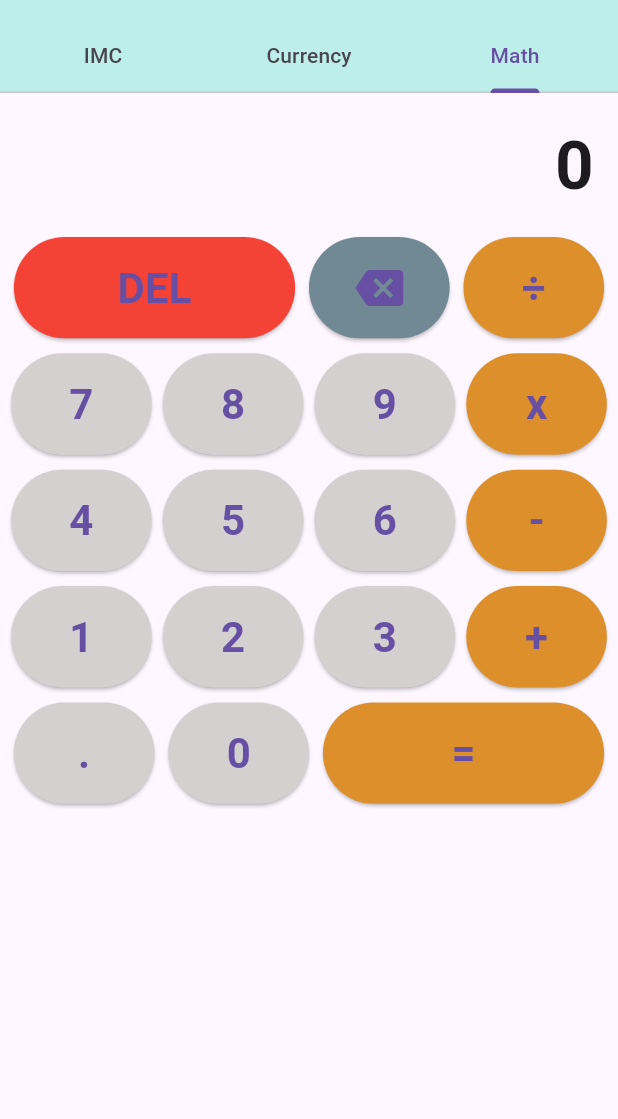
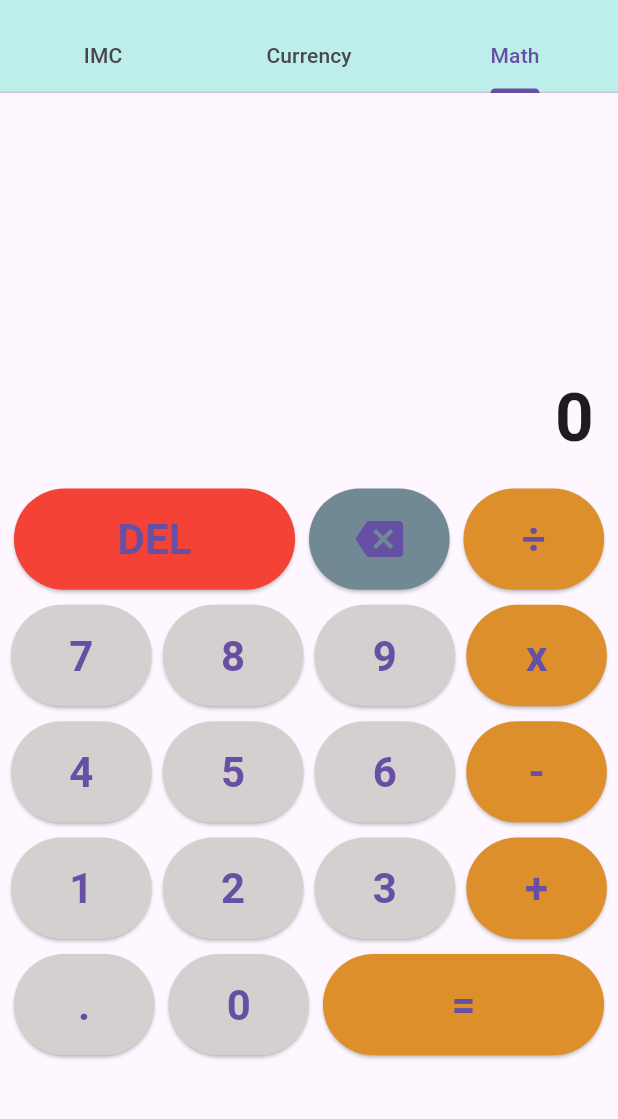
Before and after one commit to jvianna07/multi_task_app, a Flutter app: the screen it shows after launch, tab 3 chosen, on a phone screen of 412 x 824 dp, the part 63-1182 px from its top. Run offline on Flutter 3.47's test engine with Material 3 defaults, Android fonts, the phone set to English and light mode, and no system bars; our stand-ins replace transparent_image; missing offline and left inert: country_flags, expressions; network calls fail.

Commit message:
teclado ajustaado para caber na tela automaticamente

```diff
--- a/lib/math/math_calculator_screen.dart
+++ b/lib/math/math_calculator_screen.dart
@@ -17,6 +17,7 @@ class _MathCalculatorScreenState extends State<MathCalculatorScreen> {
   Widget build(BuildContext context) {
     // Pegar tamanho da tela para distribuir os botoes de forma proporcional
    var screenSize = MediaQuery.of(context).size;
+   print(screenSize);
       // Widgets pequenos
       return Scaffold(
       body: SafeArea(
@@ -26,6 +27,7 @@ class _MathCalculatorScreenState extends State<MathCalculatorScreen> {
             mainAxisAlignment: MainAxisAlignment.spaceAround,
             children: [
               Container(
+                height: screenSize.height*.32,
                 alignment: Alignment.bottomRight,
                 padding: EdgeInsets.all(16),
                 child: Text(
@@ -36,7 +38,7 @@ class _MathCalculatorScreenState extends State<MathCalculatorScreen> {
                 ),
               ),
             screenSize.width > screenSize.height? HorizontalKeyboard(): VericalKeyboard(),
-
+             SizedBox(height: 10,),
             ],
           ),
         ),
--- a/lib/math/widgets/horizontal_keyboard.dart
+++ b/lib/math/widgets/horizontal_keyboard.dart
@@ -72,7 +72,7 @@ class _HorizontalKeyboardState extends State<HorizontalKeyboard> {
                 'DEL',
                 btnColor: Colors.red,
                 btnHeight: screenSize.height*0.35/4*2,
-                btnWwidth: screenSize.width * 0.5 /4
+                btnWwidth: screenSize.width * 0.6 /4
 
               ),
 
@@ -85,9 +85,9 @@ SizedBox(height: 8,),
                 onBackspaceBtn,
                 '<-',
                 btnIcon: Icons.backspace,
-                btnColor: const Color.fromARGB(255, 113, 137, 149),
+                btnColor:  Colors.teal,
                 btnHeight: screenSize.height*0.41/4*2,
-                btnWwidth: screenSize.width * 0.5 /4
+                btnWwidth: screenSize.width * 0.6 /4
               ),
 
 
```
